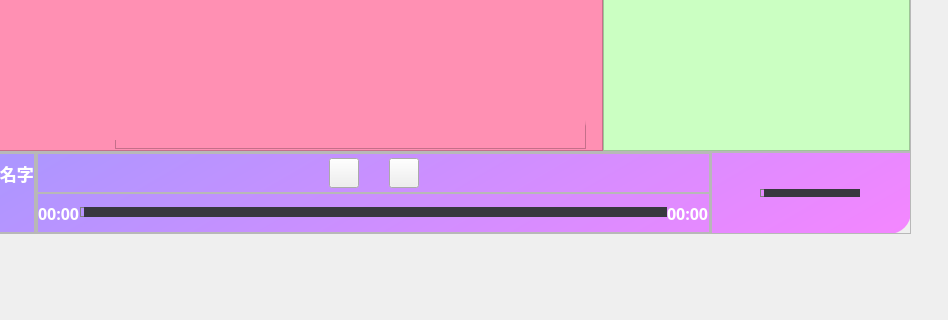
The window that ui2.ui (lzq-hopego/get-music-lizhanqi-gui) describes before a commit, drawn with Qt 5; both pictures show x 310 to 1258 and y 487 to 807 of the 1258 by 807 pixel window.
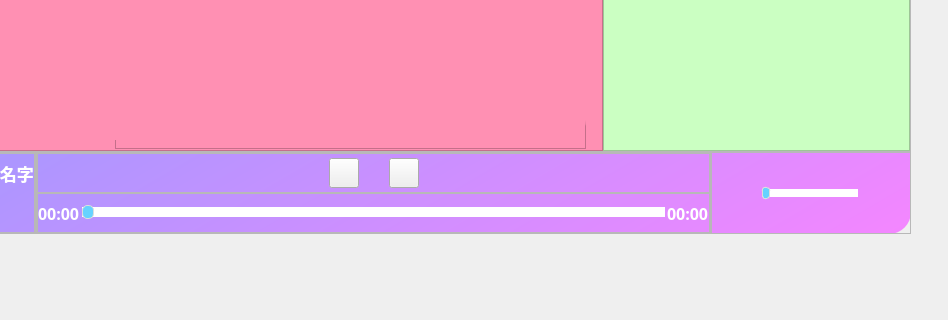
The same window after the commit. Icons and pictures are not drawn.

Patch:
```diff
--- a/ui2.ui
+++ b/ui2.ui
@@ -970,20 +970,25 @@
                  <item>
                   <widget class="QSlider" name="horizontalSlider">
                    <property name="styleSheet">
-                    <string notr="true">QSlider::groove:horizontal{
-border:1px solid rgb(129,129,129);
-height:8px;
-backgroud:rgb(56,56,63);
+                    <string notr="true">QSlider#horizontalSlider::groove:horizontal{
+height:10px;
+left:2px;
+right:2px;
+margin:0px;
+background:#ffffff;
 }
-QSlider::handle:horizontal{
-backgroud:rgb(85,255,255);
-width:4px;
+QSlider#horizontalSlider::handle:horizontal{
+width:10px;
+height:10px;
+margin:-2 0px;
+background:#66d2ff;
+border:1px solid #ddd;
+border-radius:5px;
 }
-QSlider::add-page:horizontal{
-background:rgb(56,56,63);
-}
-QSlider::sub-page:horizontal{
-background(85,255,255);
+QSlider#horizontalSlider::sub-page:horizontal{
+background:qlineargradient(spread:pad, x1:0,y1:1, x2:1,y2:1, 
+stop:0 rgba(231,80,229,255),
+stop:1 rgba(7,208,255,255))
 }</string>
                    </property>
                    <property name="orientation">
@@ -1088,20 +1093,25 @@
                  </size>
                 </property>
                 <property name="styleSheet">
-                 <string notr="true">QSlider::groove:horizontal{
-border:1px solid rgb(129,129,129);
+                 <string notr="true">QSlider#horizontalSlider_2::groove:horizontal{
+height:8px;
+left:2px;
+right:2px;
+margin:0px;
+background:#ffffff;
+}
+QSlider#horizontalSlider_2::handle:horizontal{
+width:6px;
 height:6px;
-backgroud:rgb(56,56,63);
+margin:-2 0px;
+background:#66d2ff;
+border:1px solid #ddd;
+border-radius:3px;
 }
-QSlider::handle:horizontal{
-backgroud:rgb(85,255,255);
-width:4px;
-}
-QSlider::add-page:horizontal{
-background:rgb(56,56,63);
-}
-QSlider::sub-page:horizontal{
-background(85,255,255);
+QSlider#horizontalSlider_2::sub-page:horizontal{
+background:qlineargradient(spread:pad, x1:0,y1:1, x2:1,y2:1, 
+stop:0 rgba(231,80,229,255),
+stop:1 rgba(7,208,255,255))
 }</string>
                 </property>
                 <property name="orientation">
```
Left out of the diff: 5 changed lines with no effect on the pictures.
